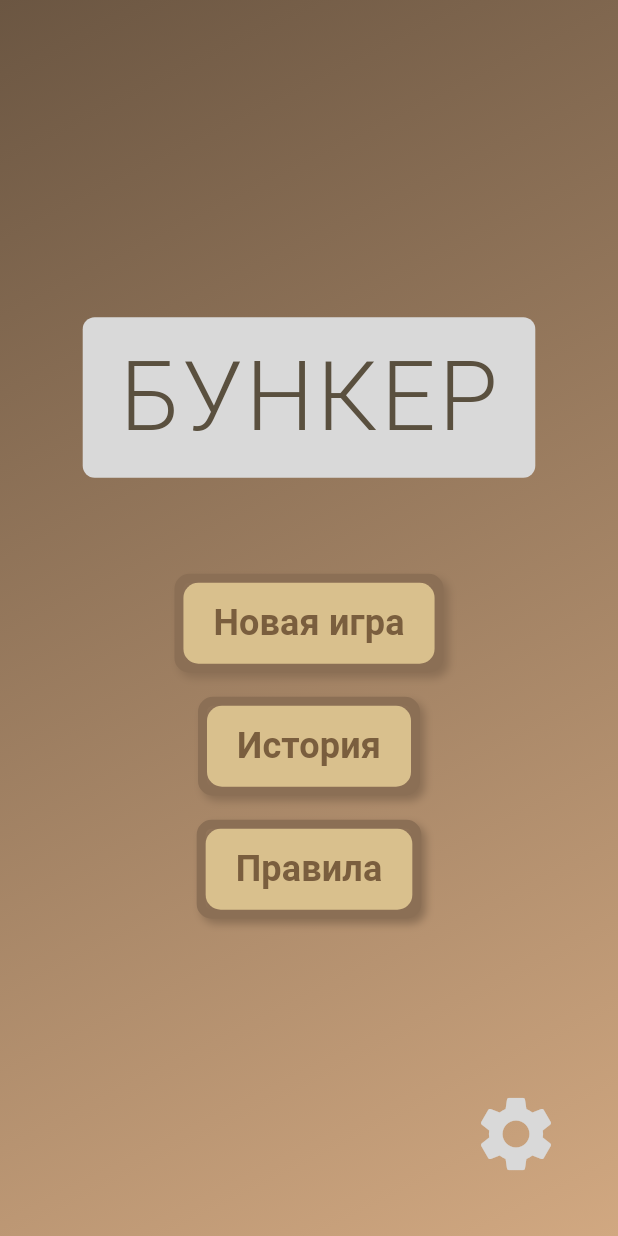
After one commit to Xofty1/ShelterAI, a Flutter app: the screen it shows after launch, on a phone screen of 412 x 824 dp. The commit adds this screen. Run offline on Flutter 3.47's test engine with Material 3 defaults, Android fonts, the phone set to English and light mode, and no system bars; our stand-ins replace shared_preferences.

Commit message:
add navigarion

```diff
--- a/lib/main.dart
+++ b/lib/main.dart
@@ -1,5 +1,6 @@
 import 'package:flutter/material.dart';
 import 'package:shelter_ai/presentation/global_settings_screen/global_settings_widget.dart';
+import 'package:shelter_ai/presentation/shelter_home.dart';
 import 'package:shelter_ai/presentation/theme/theme.dart';
 
 import 'core/app_shared_preference/app_shared_preference.dart';
@@ -19,7 +20,11 @@ class MyApp extends StatelessWidget {
     final bool isSystemDark = platformBrightness == Brightness.dark;
     return MaterialApp(
       theme: isSystemDark ? lightTheme /* <= тут заменить на darkTheme */ : lightTheme,
-      home: const GlobalSettingsWidget(),
+      routes: {
+        '/': (context) => const ShelterHome(),
+        '/settings': (context) => const GlobalSettingsWidget()
+      },
+      initialRoute: '/',
     );
   }
 }
--- /dev/null
+++ b/lib/presentation/shelter_home.dart
@@ -0,0 +1,122 @@
+import 'package:flutter/material.dart';
+import 'package:shelter_ai/presentation/ui_items/button.dart';
+
+class ShelterHome extends StatelessWidget {
+  const ShelterHome({super.key});
+
+  @override
+  Widget build(BuildContext context) {
+    return const MainMenuScreen();
+  }
+}
+
+class MainMenuScreen extends StatelessWidget {
+  const MainMenuScreen({super.key});
+
+  @override
+  Widget build(BuildContext context) {
+    return Scaffold(
+      body: Container(
+        decoration: const BoxDecoration(
+          gradient: LinearGradient(
+            colors: [Color(0xFF6B5642), Color(0xFFD1A881)], // Цвета градиента
+            begin: Alignment.topLeft, // Начало градиента
+            end: Alignment.bottomRight, // Конец градиента
+          ),
+        ),
+        child: Stack(
+          children: [
+            Center(
+              child: Column(
+                mainAxisAlignment: MainAxisAlignment.center,
+                children: [
+                  Container(
+                    padding:
+                    const EdgeInsets.symmetric(horizontal: 24, vertical: 12),
+                    decoration: BoxDecoration(
+                      color: const Color.fromRGBO(217, 217, 217, 1.0),
+                      borderRadius: BorderRadius.circular(8),
+                    ),
+                    child: const Text(
+                      'БУНКЕР',
+                      style: TextStyle(
+                        color: Color.fromRGBO(90, 80, 63, 1.0),
+                        fontSize: 64,
+                        fontWeight: FontWeight.w300,
+                        letterSpacing: 2.0,
+                        height: 1.3,
+                      ),
+                    ),
+                  ),
+                  const SizedBox(height: 64),
+                  SizedBox(
+                    width: 260,
+                    child: Column(
+                      children: [
+                        CustomButton(text: "Новая игра", onPressed: () {}),
+                        const SizedBox(height: 16),
+                        CustomButton(text: "История", onPressed: () {}),
+                        const SizedBox(height: 16),
+                        CustomButton(text: "Правила", onPressed: () {}),
+                      ],
+                    ),
+                  ),
+                ],
+              ),
+            ),
+            Positioned(
+              right: 30,
+              bottom: 30,
+              child: IconButton(
+                onPressed: () {
+                  Navigator.pushNamed(context, '/settings');
+                },
+                icon: const Icon(
+                  Icons.settings,
+                  size: 60,
+                  color: Color.fromRGBO(217, 217, 217, 1.0),
+                ),
+              ),
+            )
+          ],
+        ),
+      ),
+    );
+  }
+}
+
+class _MenuButton extends StatelessWidget {
+  final String text;
+
+  const _MenuButton({required this.text});
+
+  @override
+  Widget build(BuildContext context) {
+    return Material(
+      color: Colors.transparent,
+      child: InkWell(
+        onTap: () {},
+        child: Container(
+          width: 260,
+          padding: const EdgeInsets.symmetric(horizontal: 24, vertical: 16),
+          decoration: BoxDecoration(
+            color: const Color.fromRGBO(163, 140, 104, 1.0),
+            borderRadius: BorderRadius.circular(5),
+          ),
+          child: Center(
+            child: Text(
+              text,
+              style: const TextStyle(
+                color: Color.fromRGBO(90, 80, 63, 1.0),
+                fontSize: 32,
+                fontWeight: FontWeight.w600,
+                letterSpacing: 2.0,
+                height: 1.2,
+              ),
+            ),
+          ),
+        ),
+      ),
+    );
+  }
+}
```
